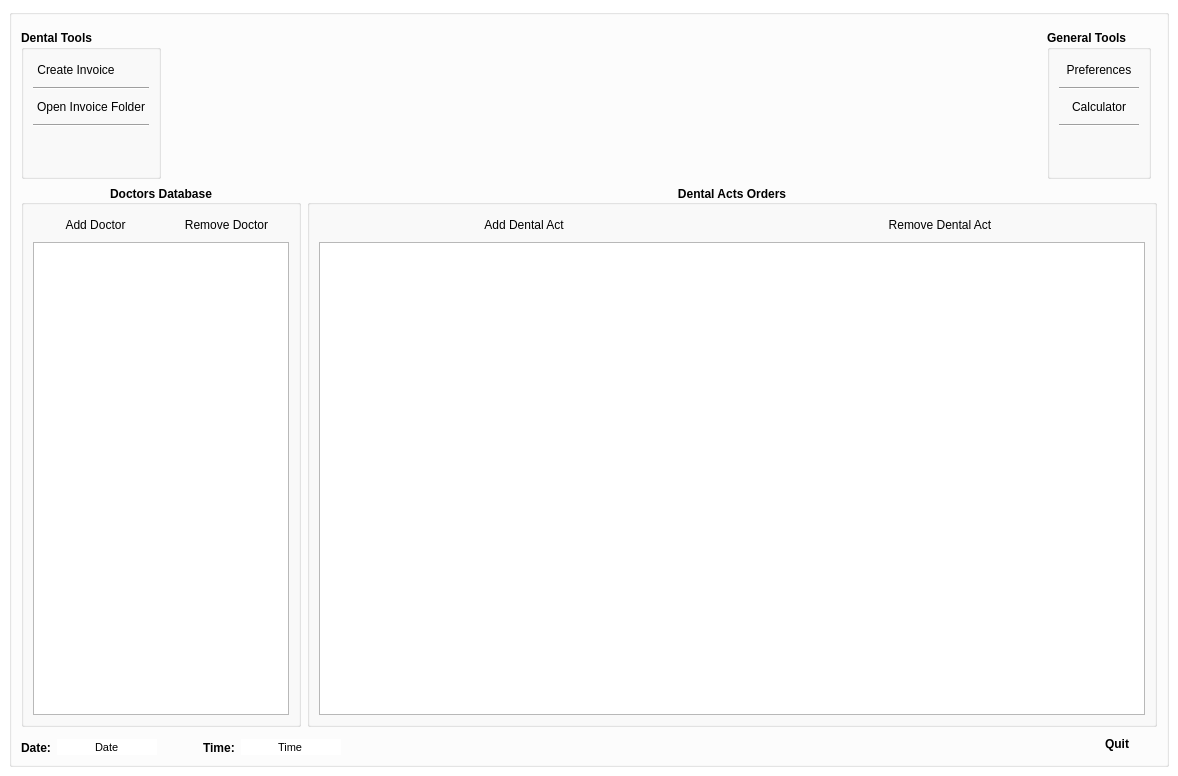
Old version of the form res/windowmain.ui in the repository heidaga/DentalClientBase.
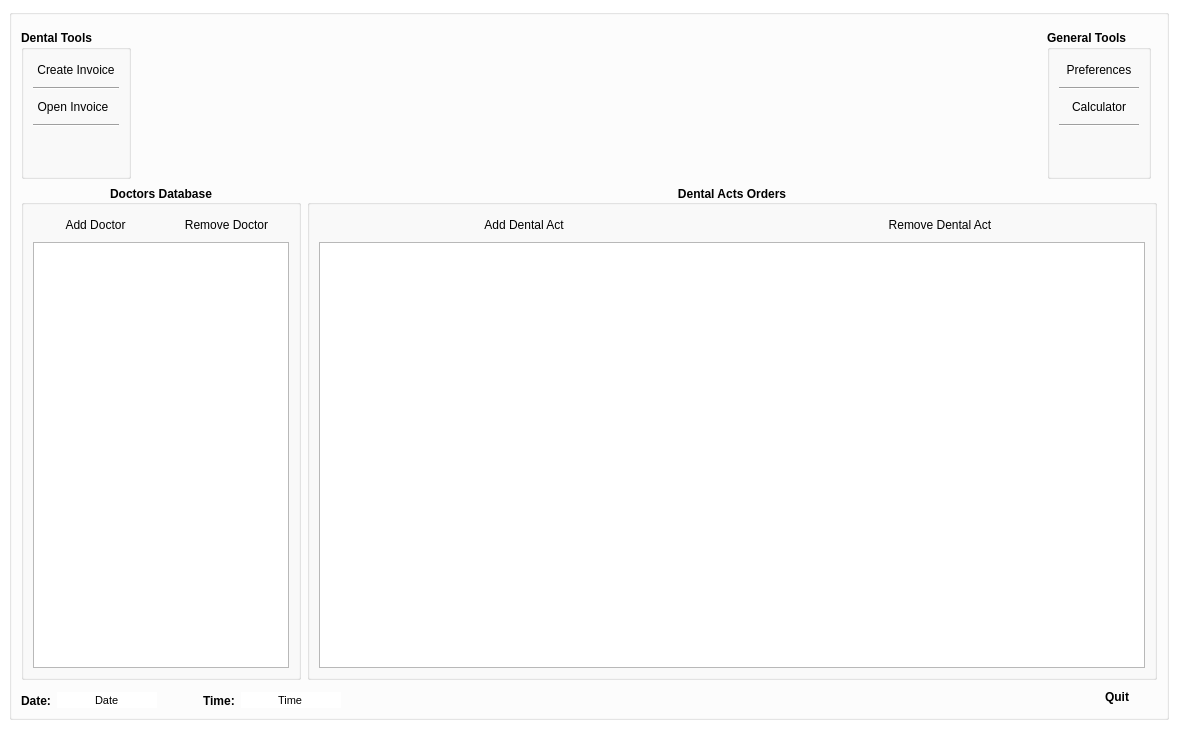
New version of the form. Icons and pictures are not drawn. Custom widgets are drawn as their Qt base class.

Commit message: v0.7.0: open invoice from interface - mail error reporting - corrected link betweek DB and invoice - misc

The edit to the form file:
```diff
--- a/res/windowmain.ui
+++ b/res/windowmain.ui
@@ -7,7 +7,7 @@
     <x>0</x>
     <y>0</y>
     <width>1178</width>
-    <height>776</height>
+    <height>729</height>
    </rect>
   </property>
   <property name="sizePolicy">
@@ -157,7 +157,7 @@
              <string>&lt;html&gt;&lt;head/&gt;&lt;body&gt;&lt;p&gt;Open the folder containing all exported invoices&lt;/p&gt;&lt;/body&gt;&lt;/html&gt;</string>
             </property>
             <property name="text">
-             <string>Open Invoice Folder</string>
+             <string>Open Invoice</string>
             </property>
             <property name="icon">
              <iconset resource="../mainwindow.qrc">
```
Left out of the diff: 2 changed lines with no effect on the pictures. The commit also changes 8 other files.
